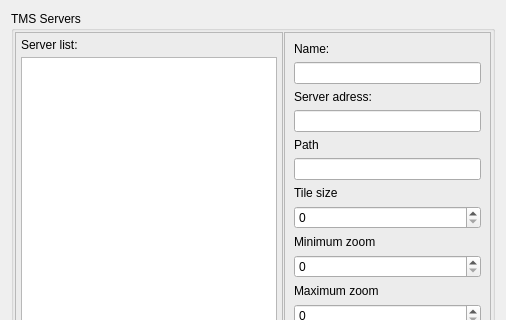
First picture: the form in Preferences/TMSPreferencesDialog.ui, repository openstreetmap/merkaartor, before the edit; both pictures show x 0 to 506 and y 0 to 320 of the 506 by 516 pixel window.
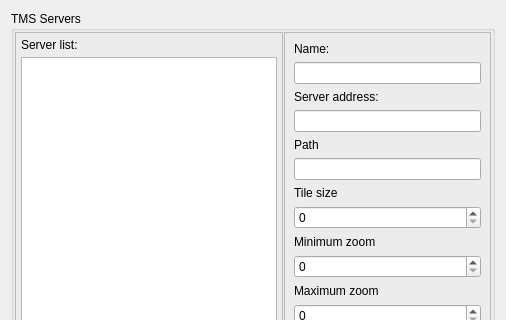
Second picture: the form after the edit.

Patch:
```diff
--- a/Preferences/TMSPreferencesDialog.ui
+++ b/Preferences/TMSPreferencesDialog.ui
@@ -100,7 +100,7 @@
          <item>
           <widget class="QLabel" name="label_5" >
            <property name="text" >
-            <string>Server adress:</string>
+            <string>Server address:</string>
            </property>
           </widget>
          </item>
```
